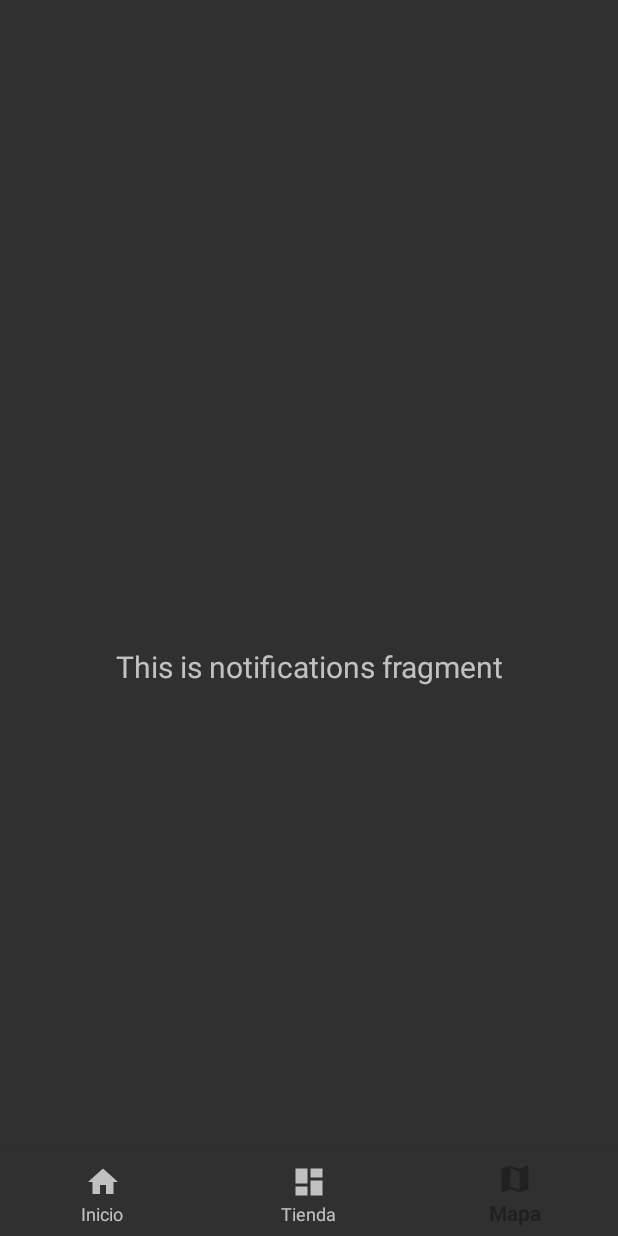
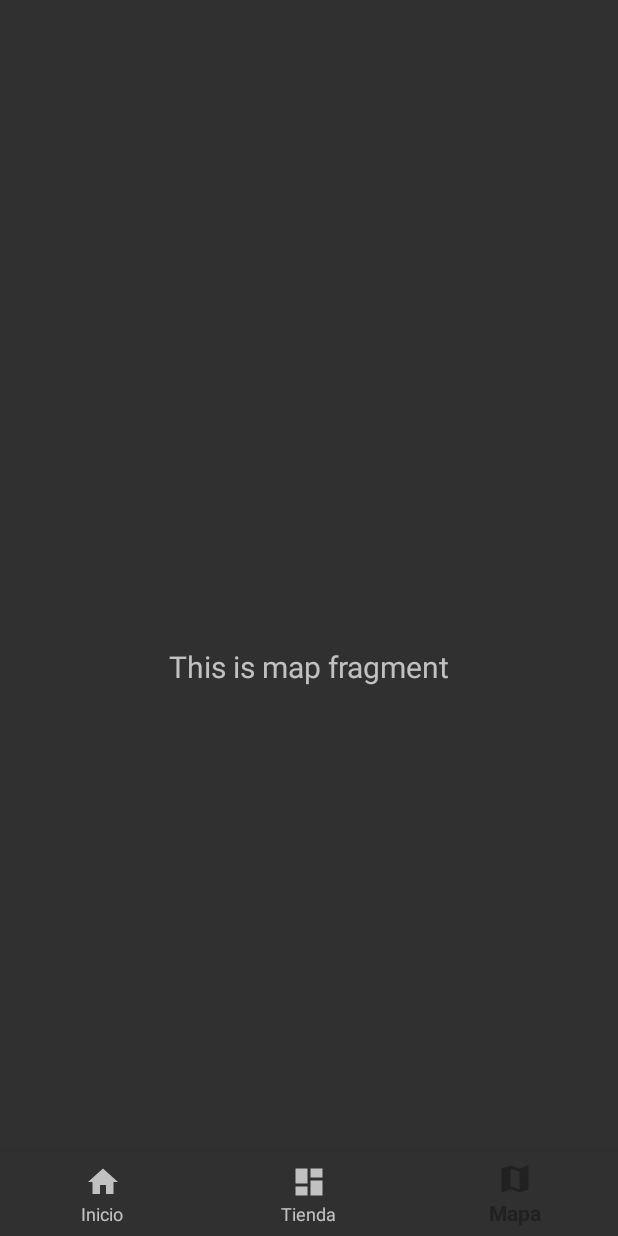
Before and after one commit to SatsuDev/AqpGO, an Android app: the MapFragment screen opened through its navigation route, on a phone screen of 412 x 824 dp. Run offline under Robolectric (Android 15) with nearby library versions, the phone set to English and light mode, and no system bars; our stand-ins replace navigation-ui.

Commit message:
Minor changes

```diff
--- a/app/src/main/java/com/utp/aqpgo/MainActivity.java
+++ b/app/src/main/java/com/utp/aqpgo/MainActivity.java
@@ -20,7 +20,7 @@ public class MainActivity extends AppCompatActivity {
         // Passing each menu ID as a set of Ids because each
         // menu should be considered as top level destinations.
         AppBarConfiguration appBarConfiguration = new AppBarConfiguration.Builder(
-                R.id.navigation_home, R.id.navigation_dashboard, R.id.navigation_notifications)
+                R.id.navigation_home, R.id.navigation_dashboard, R.id.navigation_map)
                 .build();
         NavController navController = Navigation.findNavController(this, R.id.nav_host_fragment);
         //NavigationUI.setupActionBarWithNavController(this, navController, appBarConfiguration);
--- a/app/src/main/java/com/utp/aqpgo/ui/notifications/NotificationsFragment.java
+++ b/app/src/main/java/com/utp/aqpgo/ui/map/MapFragment.java
@@ -1,4 +1,4 @@
-package com.utp.aqpgo.ui.notifications;
+package com.utp.aqpgo.ui.map;
 
 import android.os.Bundle;
 import android.view.LayoutInflater;
@@ -12,17 +12,17 @@ import androidx.lifecycle.Observer;
 import androidx.lifecycle.ViewModelProviders;
 import com.utp.aqpgo.R;
 
-public class NotificationsFragment extends Fragment {
+public class MapFragment extends Fragment {
 
-    private NotificationsViewModel notificationsViewModel;
+    private MapViewModel mapViewModel;
 
     public View onCreateView(@NonNull LayoutInflater inflater,
             ViewGroup container, Bundle savedInstanceState) {
-        notificationsViewModel =
-                ViewModelProviders.of(this).get(NotificationsViewModel.class);
-        View root = inflater.inflate(R.layout.fragment_notifications, container, false);
-        final TextView textView = root.findViewById(R.id.text_notifications);
-        notificationsViewModel.getText().observe(getViewLifecycleOwner(), new Observer<String>() {
+        mapViewModel =
+                ViewModelProviders.of(this).get(MapViewModel.class);
+        View root = inflater.inflate(R.layout.fragment_map, container, false);
+        final TextView textView = root.findViewById(R.id.text_map);
+        mapViewModel.getText().observe(getViewLifecycleOwner(), new Observer<String>() {
             @Override
             public void onChanged(@Nullable String s) {
                 textView.setText(s);
--- a/app/src/main/java/com/utp/aqpgo/ui/notifications/NotificationsViewModel.java
+++ b/app/src/main/java/com/utp/aqpgo/ui/map/MapViewModel.java
@@ -1,16 +1,16 @@
-package com.utp.aqpgo.ui.notifications;
+package com.utp.aqpgo.ui.map;
 
 import androidx.lifecycle.LiveData;
 import androidx.lifecycle.MutableLiveData;
 import androidx.lifecycle.ViewModel;
 
-public class NotificationsViewModel extends ViewModel {
+public class MapViewModel extends ViewModel {
 
     private MutableLiveData<String> mText;
 
-    public NotificationsViewModel() {
+    public MapViewModel() {
         mText = new MutableLiveData<>();
-        mText.setValue("This is notifications fragment");
+        mText.setValue("This is map fragment");
     }
 
     public LiveData<String> getText() {
--- a/app/src/main/res/layout/fragment_notifications.xml
+++ b/app/src/main/res/layout/fragment_map.xml
@@ -5,10 +5,10 @@
     xmlns:tools="http://schemas.android.com/tools"
     android:layout_width="match_parent"
     android:layout_height="match_parent"
-    tools:context=".ui.notifications.NotificationsFragment" >
+    tools:context=".ui.map.MapFragment" >
 
     <TextView
-        android:id="@+id/text_notifications"
+        android:id="@+id/text_map"
         android:layout_width="match_parent"
         android:layout_height="wrap_content"
         android:layout_marginStart="8dp"
--- a/app/src/main/res/menu/bottom_nav_menu.xml
+++ b/app/src/main/res/menu/bottom_nav_menu.xml
@@ -12,7 +12,7 @@
         android:title="@string/title_dashboard" />
 
     <item
-        android:id="@+id/navigation_notifications"
+        android:id="@+id/navigation_map"
         android:icon="@drawable/ic_baseline_map_24"
         android:title="@string/title_map" />
 
--- a/app/src/main/res/navigation/mobile_navigation.xml
+++ b/app/src/main/res/navigation/mobile_navigation.xml
@@ -18,8 +18,8 @@
         tools:layout="@layout/fragment_dashboard" />
 
     <fragment
-        android:id="@+id/navigation_notifications"
-        android:name="com.utp.aqpgo.ui.notifications.NotificationsFragment"
+        android:id="@+id/navigation_map"
+        android:name="com.utp.aqpgo.ui.map.MapFragment"
         android:label="@string/title_map"
-        tools:layout="@layout/fragment_notifications" />
+        tools:layout="@layout/fragment_map" />
 </navigation>
```
